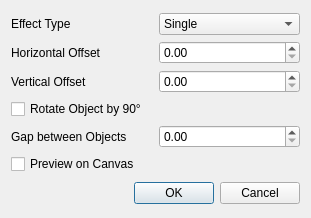
Before: the Qt Designer form scribus/plugins/tools/2geomtools/pathalongpath/pathdialogbase.ui in scribusproject/scribus, drawn with Qt 5.
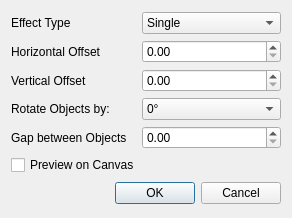
After: the same form once the commit is applied. Custom widgets are drawn as their Qt base class.

Commit message: Extended the rotation option to rotate objects by 90, 180 and 270 degrees.

What changed in the file:
```diff
--- a/scribus/plugins/tools/2geomtools/pathalongpath/pathdialogbase.ui
+++ b/scribus/plugins/tools/2geomtools/pathalongpath/pathdialogbase.ui
@@ -5,16 +5,16 @@
    <rect>
     <x>0</x>
     <y>0</y>
-    <width>311</width>
+    <width>292</width>
     <height>218</height>
    </rect>
   </property>
   <property name="windowTitle" >
    <string>Path along Path</string>
   </property>
-  <layout class="QVBoxLayout" >
+  <layout class="QVBoxLayout" name="verticalLayout" >
    <item>
-    <layout class="QGridLayout" >
+    <layout class="QGridLayout" name="gridLayout" >
      <item row="0" column="0" >
       <widget class="QLabel" name="label" >
        <property name="text" >
@@ -67,12 +67,36 @@
       <widget class="ScrSpinBox" name="offsetYSpin" />
      </item>
      <item row="3" column="0" >
-      <widget class="QCheckBox" name="rotateCheckBox" >
+      <widget class="QLabel" name="label_5" >
        <property name="text" >
-        <string>Rotate Object by 90°</string>
+        <string>Rotate Objects by:</string>
        </property>
       </widget>
      </item>
+     <item row="3" column="1" >
+      <widget class="QComboBox" name="rotationCombo" >
+       <item>
+        <property name="text" >
+         <string>0°</string>
+        </property>
+       </item>
+       <item>
+        <property name="text" >
+         <string>90°</string>
+        </property>
+       </item>
+       <item>
+        <property name="text" >
+         <string>180°</string>
+        </property>
+       </item>
+       <item>
+        <property name="text" >
+         <string>270°</string>
+        </property>
+       </item>
+      </widget>
+     </item>
      <item row="4" column="0" >
       <widget class="QLabel" name="label_3" >
        <property name="text" >
@@ -98,7 +122,7 @@
       <enum>Qt::Horizontal</enum>
      </property>
      <property name="standardButtons" >
-      <set>QDialogButtonBox::Cancel|QDialogButtonBox::NoButton|QDialogButtonBox::Ok</set>
+      <set>QDialogButtonBox::Cancel|QDialogButtonBox::Ok</set>
      </property>
     </widget>
    </item>
```
The commit also changes 4 other files.
